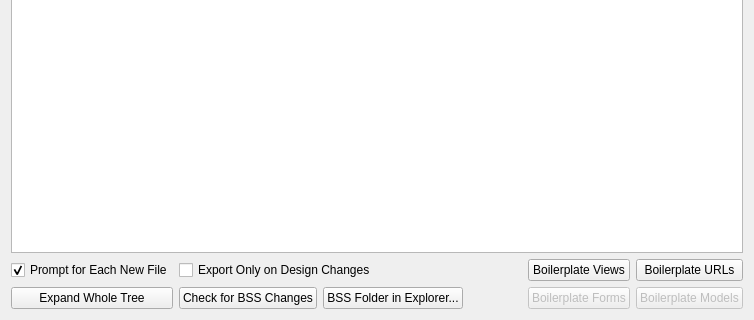
This is ui/export_mapper_widget.ui in FruitfulApproach/BS2Daisy as Qt 5 draws it before an edit; both pictures show x 0 to 754 and y 167 to 487 of the 754 by 487 pixel window. The edited form follows.
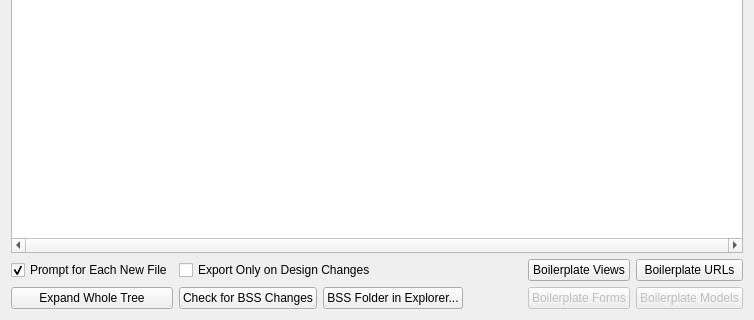
This is the edited form.

Diff of the .ui file:
```diff
--- a/ui/export_mapper_widget.ui
+++ b/ui/export_mapper_widget.ui
@@ -58,6 +58,12 @@
      <property name="toolTip">
       <string/>
      </property>
+     <property name="horizontalScrollBarPolicy">
+      <enum>Qt::ScrollBarPolicy::ScrollBarAlwaysOn</enum>
+     </property>
+     <property name="sizeAdjustPolicy">
+      <enum>QAbstractScrollArea::SizeAdjustPolicy::AdjustToContents</enum>
+     </property>
      <property name="alternatingRowColors">
       <bool>false</bool>
      </property>
@@ -67,15 +73,24 @@
        <height>24</height>
       </size>
      </property>
+     <property name="textElideMode">
+      <enum>Qt::TextElideMode::ElideNone</enum>
+     </property>
      <property name="sortingEnabled">
       <bool>true</bool>
      </property>
      <property name="wordWrap">
       <bool>true</bool>
      </property>
+     <attribute name="headerVisible">
+      <bool>true</bool>
+     </attribute>
      <attribute name="headerCascadingSectionResizes">
       <bool>true</bool>
      </attribute>
+     <attribute name="headerMinimumSectionSize">
+      <number>100</number>
+     </attribute>
      <attribute name="headerHighlightSections">
       <bool>true</bool>
      </attribute>
```
